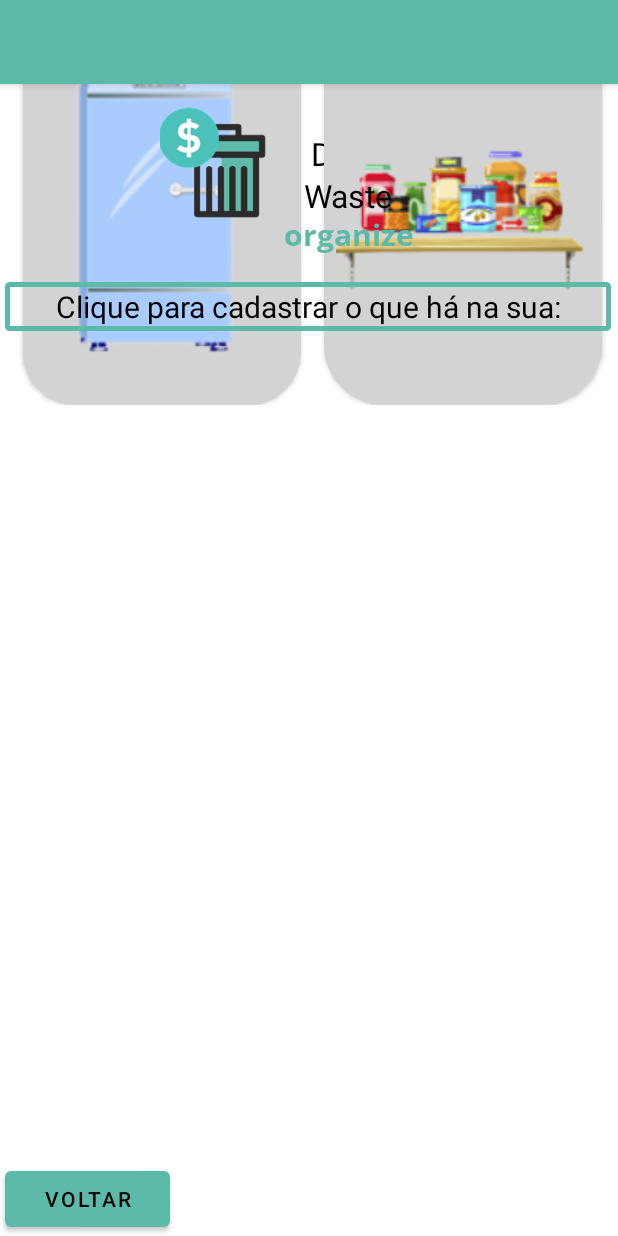
After one commit to Tallesmello/Dont_Waste_App_BRQ, an Android app: the layout activity_tela_categorias.xml on its own in the app's theme, with its tools: preview values and no code run, on a phone screen of 412 x 824 dp. The commit adds this screen. Run offline under Robolectric (Android 15) with nearby library versions, the phone set to English and light mode, and no system bars.

Commit message:
criacao tela categorias

```diff
--- a/app/build.gradle
+++ b/app/build.gradle
@@ -33,6 +33,10 @@ android {
         enabled = true
     }
 
+    dependencies {
+        implementation("androidx.cardview:cardview:1.0.0")
+    }
+
     buildFeatures {
         viewBinding true
     }
@@ -49,6 +53,7 @@ dependencies {
     implementation 'com.google.firebase:firebase-functions-ktx:20.0.0'
     implementation 'com.google.android.material:material:<version>'
     implementation "org.jetbrains.kotlin:kotlin-stdlib:$kotlin_version"
+    implementation 'androidx.gridlayout:gridlayout:1.0.0'
     testImplementation 'junit:junit:4.+'
     androidTestImplementation 'androidx.test.ext:junit:1.1.3'
     androidTestImplementation 'androidx.test.espresso:espresso-core:3.4.0'
--- /dev/null
+++ b/app/src/main/res/layout/activity_tela_categorias.xml
@@ -0,0 +1,181 @@
+<?xml version="1.0" encoding="utf-8"?>
+<androidx.constraintlayout.widget.ConstraintLayout xmlns:android="http://schemas.android.com/apk/res/android"
+    xmlns:app="http://schemas.android.com/apk/res-auto"
+    xmlns:tools="http://schemas.android.com/tools"
+    android:layout_width="match_parent"
+    android:layout_height="match_parent">
+
+    <com.google.android.material.appbar.AppBarLayout
+        android:id="@+id/appBarLayout"
+        android:layout_width="0dp"
+        android:layout_height="wrap_content"
+        android:layout_marginBottom="13dp"
+        android:theme="@style/Theme.TesteMenu.AppBarOverlay"
+        app:layout_constraintBottom_toTopOf="@+id/imageView"
+        app:layout_constraintEnd_toEndOf="parent"
+        app:layout_constraintStart_toStartOf="parent"
+        app:layout_constraintTop_toTopOf="parent">
+
+        <androidx.appcompat.widget.Toolbar
+            android:id="@+id/toolbar"
+            android:layout_width="match_parent"
+            android:layout_height="?attr/actionBarSize"
+            android:background="?attr/colorPrimary"
+            app:popupTheme="@style/Theme.TesteMenu.PopupOverlay" />
+
+    </com.google.android.material.appbar.AppBarLayout>
+
+    <TextView
+        android:id="@+id/nome_app_categorias"
+        android:layout_width="53dp"
+        android:layout_height="24dp"
+        android:layout_marginStart="3dp"
+        android:layout_marginTop="88dp"
+        android:layout_marginEnd="151dp"
+        android:text="@string/don_tcat"
+        android:textColor="@color/black"
+        android:textSize="21sp"
+        app:layout_constraintEnd_toEndOf="parent"
+        app:layout_constraintHorizontal_bias="1.0"
+        app:layout_constraintStart_toEndOf="@+id/imageView"
+        app:layout_constraintTop_toTopOf="parent" />
+
+    <LinearLayout
+        android:layout_width="match_parent"
+        android:layout_height="270dp"
+        app:layout_constraintEnd_toEndOf="parent"
+        app:layout_constraintStart_toStartOf="parent"
+        tools:layout_editor_absoluteY="237dp"
+        tools:ignore="MissingConstraints">
+
+        <androidx.cardview.widget.CardView
+            android:id="@+id/cardView_geladeira"
+            android:layout_width="185dp"
+            android:layout_height="270dp"
+            android:layout_marginStart="15dp"
+            android:layout_marginLeft="16dp"
+            android:backgroundTint="@color/cinza_escuro"
+            app:cardCornerRadius="35dp"
+            app:layout_constraintTop_toBottomOf="@+id/imageView"
+            tools:layout_editor_absoluteX="17dp">
+
+            <ImageView
+                android:id="@+id/imageView5"
+                android:layout_width="142dp"
+                android:layout_height="233dp"
+                android:layout_gravity="center"
+                android:layout_marginTop="20dp"
+                app:srcCompat="@drawable/geladeiraed" />
+
+            <TextView
+                android:id="@+id/text_geladeira"
+                android:layout_width="wrap_content"
+                android:layout_height="wrap_content"
+                android:layout_gravity="center_horizontal"
+                android:layout_marginTop="0dp"
+                android:paddingLeft="5dp"
+                android:text="@string/geladeira"
+                android:textColor="@color/black"
+                android:textSize="25sp" />
+
+        </androidx.cardview.widget.CardView>
+
+        <androidx.cardview.widget.CardView
+            android:id="@+id/cardView_despensa"
+            android:layout_width="185dp"
+            android:layout_height="270dp"
+            android:layout_marginStart="15dp"
+            android:layout_marginLeft="15dp"
+            android:layout_marginRight="5dp"
+            android:backgroundTint="@color/cinza_escuro"
+            app:cardCornerRadius="40dp"
+            app:layout_constraintTop_toBottomOf="@+id/imageView"
+            tools:layout_editor_absoluteX="17dp">
+
+            <ImageView
+                android:id="@+id/imageView6"
+                android:layout_width="169dp"
+                android:layout_height="184dp"
+                android:layout_gravity="center"
+                android:layout_marginTop="10dp"
+                app:srcCompat="@drawable/dispensaed" />
+
+            <TextView
+                android:id="@+id/text_despensa"
+                android:layout_width="wrap_content"
+                android:layout_height="wrap_content"
+                android:layout_gravity="center_horizontal"
+                android:text="@string/despensa"
+                android:textColor="@color/black"
+                android:textSize="25dp" />
+        </androidx.cardview.widget.CardView>
+    </LinearLayout>
+
+    <TextView
+        android:id="@+id/waste_categorias"
+        android:layout_width="65dp"
+        android:layout_height="24dp"
+        android:layout_marginTop="4dp"
+        android:layout_marginEnd="144dp"
+        android:text="@string/wastecat"
+        android:textColor="@color/black"
+        android:textSize="21sp"
+        app:layout_constraintEnd_toEndOf="parent"
+        app:layout_constraintTop_toBottomOf="@+id/nome_app_categorias" />
+
+
+    <TextView
+        android:id="@+id/txt_organize_cateforias"
+        android:layout_width="wrap_content"
+        android:layout_height="31dp"
+        android:layout_marginTop="2dp"
+        android:layout_marginEnd="136dp"
+        android:fontFamily="@font/open_sans_bold"
+        android:text="@string/organizecat"
+        android:textColor="@color/color_button"
+        android:textSize="20sp"
+        app:layout_constraintEnd_toEndOf="parent"
+        app:layout_constraintTop_toBottomOf="@+id/waste_categorias" />
+
+    <TextView
+        android:id="@+id/txt_cadastrar"
+        android:layout_width="404dp"
+        android:layout_height="0dp"
+        android:layout_marginTop="188dp"
+        android:background="@drawable/bordar_costumizado"
+        android:gravity="center"
+        android:text="@string/clique_para_cadastrar_o_que_h_na_sua"
+        android:textColor="@color/black"
+        android:textSize="20sp"
+        app:layout_constraintEnd_toEndOf="parent"
+        app:layout_constraintHorizontal_bias="0.428"
+        app:layout_constraintStart_toStartOf="parent"
+        app:layout_constraintTop_toTopOf="parent" />
+
+    <ImageView
+        android:id="@+id/imageView"
+        android:layout_width="94dp"
+        android:layout_height="116dp"
+        android:layout_marginStart="108dp"
+        android:scaleType="centerCrop"
+        app:layout_constraintEnd_toStartOf="@+id/txt_organize_cateforias"
+        app:layout_constraintHorizontal_bias="0.125"
+        app:layout_constraintStart_toStartOf="parent"
+        app:layout_constraintTop_toBottomOf="@+id/appBarLayout"
+        app:srcCompat="@drawable/logo_sem_fundo" />
+
+
+    <Button
+        android:id="@+id/btn_voltar_categorias"
+        android:layout_width="110dp"
+        android:layout_height="49dp"
+        android:layout_marginStart="3dp"
+        android:text="@string/voltarcategorias"
+        android:textColor="@color/black"
+        app:layout_constraintBottom_toBottomOf="parent"
+        app:layout_constraintStart_toStartOf="parent" />
+
+
+
+
+</androidx.constraintlayout.widget.ConstraintLayout>
--- a/app/src/main/res/values/colors.xml
+++ b/app/src/main/res/values/colors.xml
@@ -11,4 +11,5 @@
     <color name="color_button">#5EBAA8</color>
     <color name="color_button_cinza">#DCDCDC</color>
     <color name="red">#FF0000</color>
+    <color name="cinza_escuro">#D3D3D3</color>
 </resources>
--- a/app/src/main/res/values/strings.xml
+++ b/app/src/main/res/values/strings.xml
@@ -1,6 +1,6 @@
-<resources>
+<resources xmlns:tools="http://schemas.android.com/tools">
     <string name="app_name">Dont_Waste_BRQ</string>
-    <string name="dont_waste_hm_n_logada">Don\'t\n Waste</string>
+    <string name="dont_waste_hm_n_logada" tools:ignore="StringEscaping">Don't Waste</string>
     <string name="organize_hm_n_logada">organize</string>
     <string name="sua_despensa_inteligente_hm_n_logada">Sua despensa inteligente</string>
     <string name="primeiro_acesso_btn_hm_n_logada">Primeiro Acesso</string>
@@ -23,4 +23,11 @@
     <string name="nome_invalido">Nome inválido</string>
     <string name="quantidade_nao_selecionada">Seleione uma opção</string>
     <string name="data_invalida">Selecione uma data</string>
+    <string name="clique_para_cadastrar_o_que_h_na_sua">Clique para cadastrar o que há na sua:</string>
+    <string name="despensa">Despensa</string>
+    <string name="geladeira">Geladeira</string>
+    <string name="voltarcategorias">Voltar</string>
+    <string name="organizecat">organize</string>
+    <string name="wastecat">Waste</string>
+    <string name="don_tcat">Don\'t</string>
 </resources>
```
Also changed, not shown: app/src/main/res/drawable-v24/dispensaed.png (added), app/src/main/res/drawable-v24/geladeiraed.png (added).
